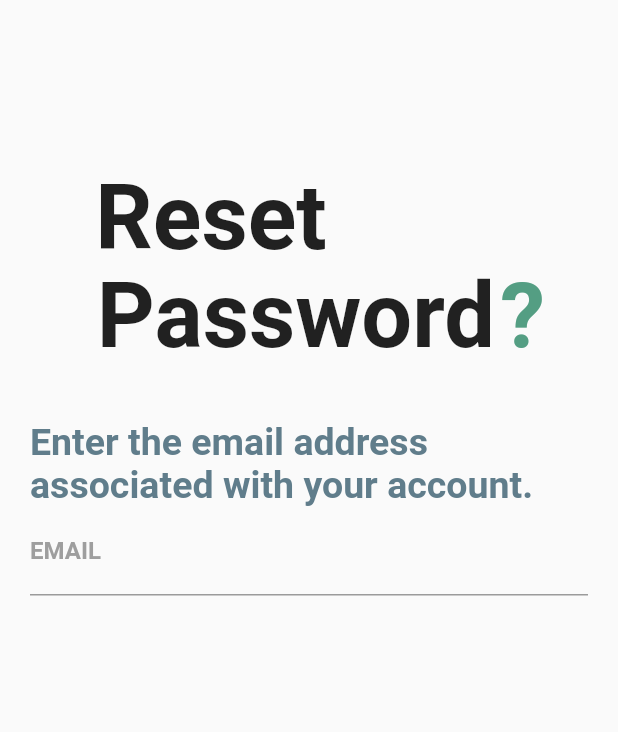
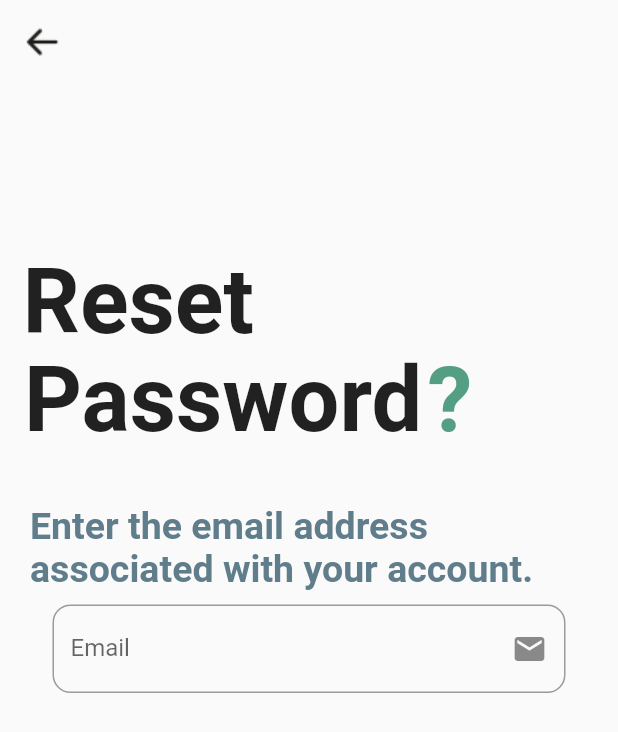
Before and after one commit to SteevenAlbert/AR-Grocery-Shopping-Companion, a Flutter app: the ForgotPasswordPage screen opened by its route, on a phone screen of 412 x 824 dp. Shown: the top 732 px of the screen. Run offline on Flutter 3.47's test engine with Material 2 defaults, Android fonts, the phone set to English and light mode, and no system bars; our stand-ins replace awesome_snackbar_content, camera, carousel_slider, connectivity, country_picker, firebase_auth and 16 more; missing offline and left inert: animated_button, augmented_reality_plugin_wikitude, catcher, favorite_button, flutter_session_manager, restart_app and 1 more; accounts and stored records are empty.

Commit message:
Reset Password Functionality

```diff
--- a/lib/presentation/authentication/forgot_password.dart
+++ b/lib/presentation/authentication/forgot_password.dart
@@ -1,7 +1,9 @@
+import 'package:firebase_auth/firebase_auth.dart';
 import 'package:flutter/material.dart';
 import 'package:go_router/go_router.dart';
-
+import 'package:ar_grocery_companion/fire_auth.dart';
 import '../components/custom_widgets/custom_animated_button.dart';
+import '../components/custom_widgets/custom_text_form_field.dart';
 
 class ForgotPasswordPage extends StatefulWidget {
   ForgotPasswordPage({super.key});
@@ -10,16 +12,33 @@ class ForgotPasswordPage extends StatefulWidget {
 }
 
 class _ForgotPasswordPageState extends State<ForgotPasswordPage> {
-  void ResetPassword() {}
+  final GlobalKey<FormState> _formKey = GlobalKey();
+  TextEditingController emailController = new TextEditingController();
+
+  void triggerResetPassword() async {
+    if (_formKey.currentState!.validate()) {
+      FireAuthentication.resetPassword(
+          email: emailController.text, context: context);
+    }
+  }
+
   @override
   Widget build(BuildContext context) {
     return Scaffold(
+      appBar: AppBar(
+        backgroundColor: Theme.of(context).canvasColor,
+        elevation: 0,
+        leading: IconButton(
+            onPressed: () {
+              GoRouter.of(context).pop();
+            },
+            icon: Image.asset('assets/images/backbtn.png')),
+      ),
       resizeToAvoidBottomInset: false,
       body: Column(
         crossAxisAlignment: CrossAxisAlignment.start,
         children: <Widget>[
-          Center(
-            child: Container(
+          Container(
             child: Stack(
               children: <Widget>[
                 Container(
@@ -45,9 +64,10 @@ class _ForgotPasswordPageState extends State<ForgotPasswordPage> {
               ],
             ),
           ),
-          ),
           Container(
             padding: EdgeInsets.only(top: 35.0, left: 20.0, right: 20.0),
+            child: Form(
+              key: _formKey,
               child: Column(
                 children: <Widget>[
                   Text(
@@ -57,21 +77,23 @@ class _ForgotPasswordPageState extends State<ForgotPasswordPage> {
                         fontWeight: FontWeight.bold,
                         color: Colors.blueGrey),
                   ),
-                TextField(
-                  decoration: InputDecoration(
-                      labelText: 'EMAIL',
-                      labelStyle: TextStyle(
-                          fontWeight: FontWeight.bold, color: Colors.grey),
-                      focusedBorder: UnderlineInputBorder(
-                          borderSide: BorderSide(color: Colors.red))),
+                  CustomTextFormField(
+                    controller: emailController,
+                    labelText: "Email",
+                    icon: Icons.mail,
+                    errorMessage: 'Please enter your email.',
+                    regex:
+                        r'^(([^<>()[\]\\.,;:\s@\"]+(\.[^<>()[\]\\.,;:\s@\"]+)*)|(\".+\"))@((\[[0-9]{1,3}\.[0-9]{1,3}\.[0-9]{1,3}\.[0-9]{1,3}\])|(([a-zA-Z\-0-9]+\.)+[a-zA-Z]{2,}))$',
+                    regexErrorMessage: "Email format is incorrect.",
                   ),
                   SizedBox(height: 40.0),
                   CustomAnimatedButton(
                       text: "Reset Password",
                       textColor: Theme.of(context).canvasColor,
                       color: Theme.of(context).primaryColor,
-                    func: ResetPassword),
+                      func: triggerResetPassword),
                 ],
+              ),
             ),
           ),
           SizedBox(height: 15.0),
--- a/lib/presentation/authentication/register.dart
+++ b/lib/presentation/authentication/register.dart
@@ -75,7 +75,6 @@ class RegisterScreenState extends State<RegisterScreen> {
               email: emailController.text,
               password: passwordController.text)
           .then((user) {
-        print(user);
         if (user != null) {
           AppUser appUser = AppUser(
               UID: user.uid,
```
Also changed, not shown: lib/fire_auth.dart (+16 -2 lines). Lines whose indentation alone changed are shown as unchanged.
